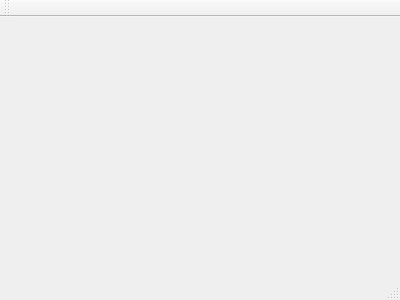
First picture: the form in Application/Interface/mainwindow.ui, repository formationc-aelion/ProjectEquipe1, before the edit.
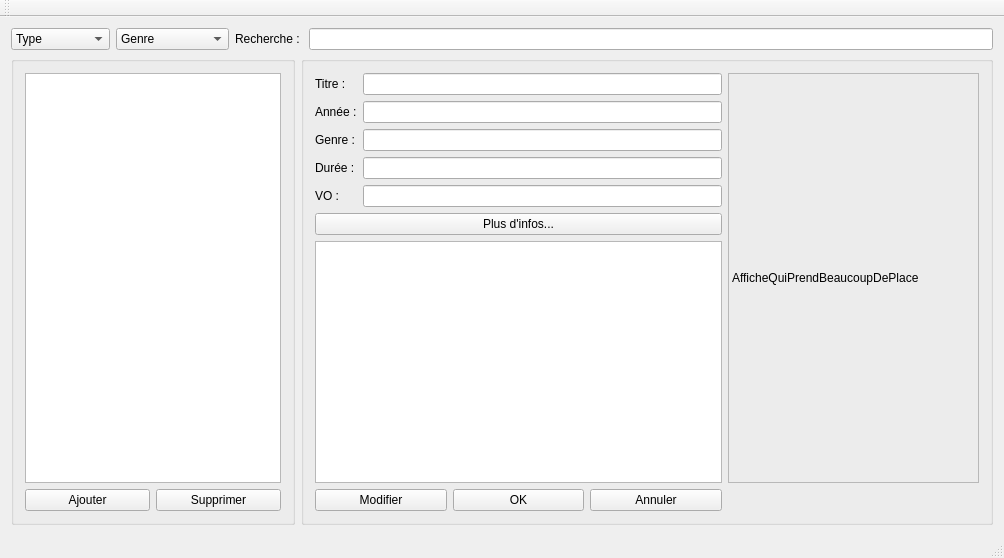
Second picture: the form after the edit.

```diff
--- a/Application/Interface/mainwindow.ui
+++ b/Application/Interface/mainwindow.ui
@@ -1,24 +1,258 @@
 <ui version="4.0">
  <class>MainWindow</class>
- <widget class="QMainWindow" name="MainWindow" >
-  <property name="geometry" >
+ <widget class="QMainWindow" name="MainWindow">
+  <property name="geometry">
    <rect>
     <x>0</x>
     <y>0</y>
-    <width>400</width>
-    <height>300</height>
+    <width>1004</width>
+    <height>558</height>
    </rect>
   </property>
   <property name="windowTitle" >
    <string>MainWindow</string>
   </property>
-  <widget class="QMenuBar" name="menuBar" />
-  <widget class="QToolBar" name="mainToolBar" />
-  <widget class="QWidget" name="centralWidget" />
-  <widget class="QStatusBar" name="statusBar" />
+  <widget class="QWidget" name="centralWidget">
+   <layout class="QGridLayout" name="gridLayout_3">
+    <item row="0" column="0" colspan="2">
+     <layout class="QHBoxLayout" name="horizontalLayout">
+      <item>
+       <widget class="QComboBox" name="cbType">
+        <item>
+         <property name="text">
+          <string>Type</string>
+         </property>
+        </item>
+        <item>
+         <property name="text">
+          <string>Films</string>
+         </property>
+        </item>
+        <item>
+         <property name="text">
+          <string>Réalisateurs</string>
+         </property>
+        </item>
+       </widget>
+      </item>
+      <item>
+       <widget class="QComboBox" name="cbGenre">
+        <item>
+         <property name="text">
+          <string>Genre</string>
+         </property>
+        </item>
+        <item>
+         <property name="text">
+          <string>Comédies</string>
+         </property>
+        </item>
+        <item>
+         <property name="text">
+          <string>Fantastique</string>
+         </property>
+        </item>
+        <item>
+         <property name="text">
+          <string>Drames</string>
+         </property>
+        </item>
+        <item>
+         <property name="text">
+          <string>Science-Fiction</string>
+         </property>
+        </item>
+        <item>
+         <property name="text">
+          <string>Historique</string>
+         </property>
+        </item>
+        <item>
+         <property name="text">
+          <string>Documentaires</string>
+         </property>
+        </item>
+        <item>
+         <property name="text">
+          <string>Stand-up</string>
+         </property>
+        </item>
+       </widget>
+      </item>
+      <item>
+       <widget class="QLabel" name="lbRecherche">
+        <property name="text">
+         <string>Recherche : </string>
+        </property>
+       </widget>
+      </item>
+      <item>
+       <widget class="QLineEdit" name="leRecherche"/>
+      </item>
+     </layout>
+    </item>
+    <item row="1" column="0">
+     <widget class="QGroupBox" name="gbListe">
+      <property name="title">
+       <string/>
+      </property>
+      <layout class="QGridLayout" name="gridLayout">
+       <item row="0" column="0" colspan="2">
+        <widget class="QListView" name="lvListeRecherche"/>
+       </item>
+       <item row="1" column="0">
+        <widget class="QPushButton" name="pbAjouter">
+         <property name="text">
+          <string>Ajouter</string>
+         </property>
+        </widget>
+       </item>
+       <item row="1" column="1">
+        <widget class="QPushButton" name="pbSupprimer">
+         <property name="text">
+          <string>Supprimer</string>
+         </property>
+        </widget>
+       </item>
+      </layout>
+     </widget>
+    </item>
+    <item row="1" column="1">
+     <widget class="QGroupBox" name="groupBox">
+      <property name="title">
+       <string/>
+      </property>
+      <layout class="QGridLayout" name="gridLayout_2">
+       <item row="0" column="0">
+        <widget class="QLabel" name="lbTitre">
+         <property name="text">
+          <string>Titre : </string>
+         </property>
+        </widget>
+       </item>
+       <item row="0" column="1">
+        <widget class="QLineEdit" name="leTitre"/>
+       </item>
+       <item row="0" column="2" rowspan="7">
+        <widget class="QLabel" name="lbAffiche">
+         <property name="minimumSize">
+          <size>
+           <width>251</width>
+           <height>371</height>
+          </size>
+         </property>
+         <property name="frameShape">
+          <enum>QFrame::StyledPanel</enum>
+         </property>
+         <property name="lineWidth">
+          <number>11</number>
+         </property>
+         <property name="text">
+          <string>AfficheQuiPrendBeaucoupDePlace</string>
+         </property>
+        </widget>
+       </item>
+       <item row="1" column="0">
+        <widget class="QLabel" name="lbAnnee">
+         <property name="text">
+          <string>Année :</string>
+         </property>
+        </widget>
+       </item>
+       <item row="1" column="1">
+        <widget class="QLineEdit" name="leAnnee"/>
+       </item>
+       <item row="2" column="0">
+        <widget class="QLabel" name="lbGenre">
+         <property name="text">
+          <string>Genre :</string>
+         </property>
+        </widget>
+       </item>
+       <item row="2" column="1">
+        <widget class="QLineEdit" name="leGenre"/>
+       </item>
+       <item row="3" column="0">
+        <widget class="QLabel" name="lbDuree">
+         <property name="text">
+          <string>Durée :</string>
+         </property>
+        </widget>
+       </item>
+       <item row="3" column="1">
+        <widget class="QLineEdit" name="leDuree"/>
+       </item>
+       <item row="4" column="0">
+        <widget class="QLabel" name="lbVO">
+         <property name="text">
+          <string>VO :</string>
+         </property>
+        </widget>
+       </item>
+       <item row="4" column="1">
+        <widget class="QLineEdit" name="leVO"/>
+       </item>
+       <item row="5" column="0" colspan="2">
+        <widget class="QPushButton" name="pbInfo">
+         <property name="text">
+          <string>Plus d'infos...</string>
+         </property>
+        </widget>
+       </item>
+       <item row="6" column="0" colspan="2">
+        <widget class="QTextEdit" name="teInfo"/>
+       </item>
+       <item row="7" column="0" colspan="2">
+        <layout class="QHBoxLayout" name="horizontalLayout_2">
+         <item>
+          <widget class="QPushButton" name="pbModifier">
+           <property name="text">
+            <string>Modifier</string>
+           </property>
+          </widget>
+         </item>
+         <item>
+          <widget class="QPushButton" name="pbModifOK">
+           <property name="text">
+            <string>OK</string>
+           </property>
+          </widget>
+         </item>
+         <item>
+          <widget class="QPushButton" name="pbModifAnnuler">
+           <property name="text">
+            <string>Annuler</string>
+           </property>
+          </widget>
+         </item>
+        </layout>
+       </item>
+      </layout>
+     </widget>
+    </item>
+   </layout>
+  </widget>
+  <widget class="QMenuBar" name="menuBar">
+   <property name="geometry">
+    <rect>
+     <x>0</x>
+     <y>0</y>
+     <width>1004</width>
+     <height>26</height>
+    </rect>
+   </property>
+  </widget>
+  <widget class="QToolBar" name="mainToolBar">
+   <attribute name="toolBarArea">
+    <enum>TopToolBarArea</enum>
+   </attribute>
+   <attribute name="toolBarBreak">
+    <bool>false</bool>
+   </attribute>
+  </widget>
+  <widget class="QStatusBar" name="statusBar"/>
  </widget>
- <layoutDefault spacing="6" margin="11" />
- <pixmapfunction></pixmapfunction>
+ <layoutdefault spacing="6" margin="11"/>
  <resources/>
  <connections/>
 </ui>
```
Left out of the diff: 3 changed lines with no effect on the pictures.
